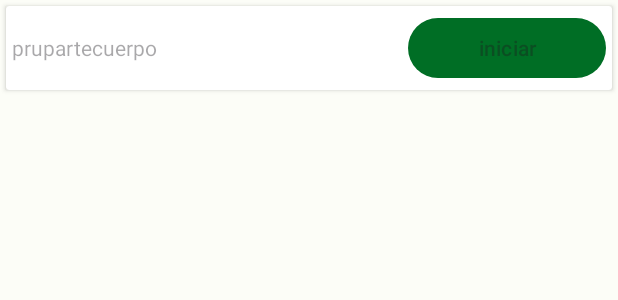
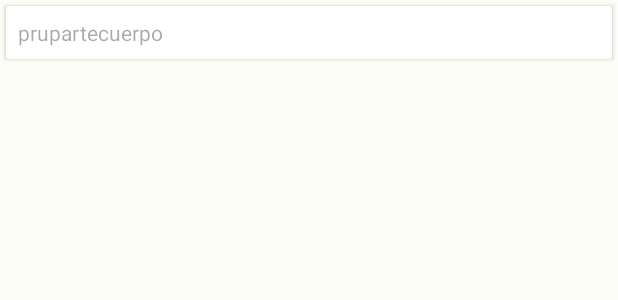
Before and after one commit to SlayterTv/FireGym, an Android app: the layout item_partecuwehomeentreini.xml on its own in the app's theme, with its tools: preview values and no code run, on a phone screen of 412 x 824 dp. Shown: the top 300 px of the screen. Run offline under Robolectric (Android 15) with nearby library versions, the phone set to English and light mode, and no system bars.

Commit message:
se modifico para q cambie de color segun sus estados. pendiente trandparente, actualmente, verde, finalizado rojo. tambien se agrego para q solo se pueda iniciar ejercicio si esta en actualmente . luego se pasa al nuevo fragment para realizar el ejercicio

```diff
--- a/app/src/main/res/layout/item_partecuwehomeentreini.xml
+++ b/app/src/main/res/layout/item_partecuwehomeentreini.xml
@@ -3,27 +3,10 @@
     android:layout_width="match_parent"
     android:layout_margin="4dp"
     android:layout_height="wrap_content">
-    <LinearLayout
-        android:layout_width="match_parent"
-        android:layout_height="wrap_content"
-        android:padding="4dp"
-        android:orientation="horizontal">
         <TextView
-            android:layout_width="0dp"
+            android:layout_width="match_parent"
             android:layout_height="wrap_content"
-            android:layout_weight="1"
+            android:padding="8dp"
             android:hint="prupartecuerpo"
             android:id="@+id/partecuerpohome"/>
-        <Space
-            android:layout_width="0dp"
-            android:layout_height="wrap_content"
-            android:layout_weight="1"/>
-        <com.google.android.material.button.MaterialButton
-            android:layout_width="0dp"
-            android:layout_height="wrap_content"
-            android:layout_weight="1"
-            android:hint="iniciar"
-            android:id="@+id/iniciarhome"
-            />
-    </LinearLayout>
 </androidx.cardview.widget.CardView>
```
Also changed, not shown: app/src/main/java/com/slaytertv/firegym/ui/view/home/entrena/HomeEntreIniDiasAdapter.kt (+14 -0 lines), app/src/main/java/com/slaytertv/firegym/ui/view/home/entrena/HomeEntreIniParteCuerAdapter.kt (+18 -4 lines), app/src/main/java/com/slaytertv/firegym/ui/view/home/entrena/HomeEntreIniejerciciAdapter.kt (+17 -1 lines), app/src/main/java/com/slaytertv/firegym/ui/view/home/entrena/HomeEntrenamientoInicioFragment.kt (+24 -17 lines), app/src/main/java/com/slaytertv/firegym/ui/view/home/entrena/HomeExerciseActualFragment.kt (added, +49 -0 lines), app/src/main/java/com/slaytertv/firegym/ui/viewmodel/home/EntrenamientosHomeListAdapter.kt (+16 -0 lines), app/src/main/res/layout/fragment_home_exercise_actual.xml (added, +18 -0 lines), app/src/main/res/layout/item_ejercihomenetreini.xml (+10 -1 lines), app/src/main/res/navigation/app_navigationhome.xml (+8 -0 lines).
